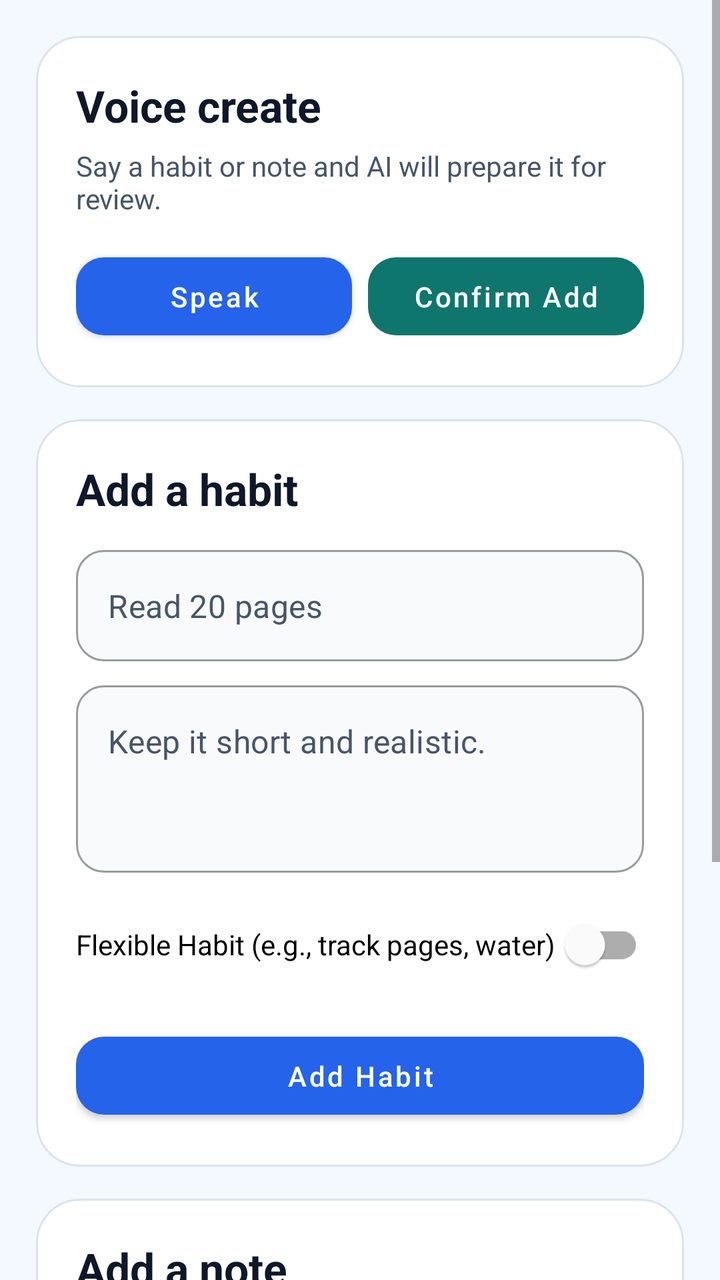
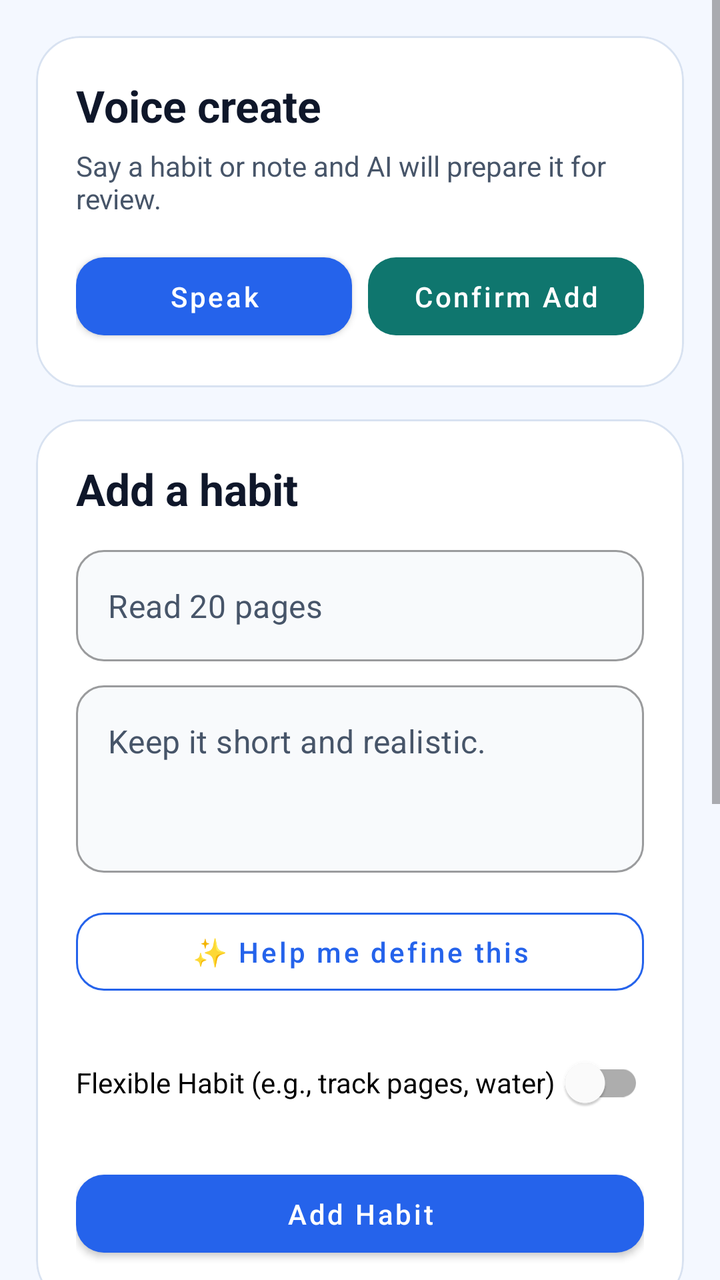

An Android layout rendered at two revisions. The XML below is the earlier revision; the diff shows what the commit changed to produce the second picture.
<!-- AndroidManifest.xml: application theme Theme.StreakUpHabbitTracker -->
<!-- res/layout/fragment_add_habit.xml -->
<?xml version="1.0" encoding="utf-8"?>
<ScrollView xmlns:android="http://schemas.android.com/apk/res/android"
    xmlns:app="http://schemas.android.com/apk/res-auto"
    android:layout_width="match_parent"
    android:layout_height="match_parent"
    android:fillViewport="true">

    <LinearLayout
        android:layout_width="match_parent"
        android:layout_height="wrap_content"
        android:orientation="vertical"
        android:padding="18dp">

        <com.google.android.material.card.MaterialCardView
            android:layout_width="match_parent"
            android:layout_height="wrap_content"
            app:cardBackgroundColor="@color/surface_card"
            app:cardCornerRadius="22dp"
            app:cardElevation="0dp"
            app:strokeColor="@color/stroke_soft"
            app:strokeWidth="1dp">

            <LinearLayout
                android:layout_width="match_parent"
                android:layout_height="wrap_content"
                android:orientation="vertical"
                android:padding="20dp">

                <TextView
                    android:layout_width="match_parent"
                    android:layout_height="wrap_content"
                    android:text="@string/voice_create_title"
                    android:textColor="@color/text_primary"
                    android:textSize="22sp"
                    android:textStyle="bold" />

                <TextView
                    android:id="@+id/voiceStatusText"
                    android:layout_width="match_parent"
                    android:layout_height="wrap_content"
                    android:layout_marginTop="6dp"
                    android:text="@string/voice_create_intro"
                    android:textColor="@color/text_secondary"
                    android:textSize="14sp" />

                <ProgressBar
                    android:id="@+id/voiceProgressBar"
                    style="?android:attr/progressBarStyleSmall"
                    android:layout_width="wrap_content"
                    android:layout_height="wrap_content"
                    android:layout_marginTop="12dp"
                    android:indeterminate="true"
                    android:visibility="gone" />

                <com.google.android.material.card.MaterialCardView
                    android:id="@+id/voiceDraftCard"
                    android:layout_width="match_parent"
                    android:layout_height="wrap_content"
                    android:layout_marginTop="14dp"
                    android:visibility="gone"
                    app:cardBackgroundColor="@color/surface_card_alt"
                    app:cardCornerRadius="14dp"
                    app:cardElevation="0dp"
                    app:strokeColor="@color/stroke_soft"
                    app:strokeWidth="1dp">

                    <LinearLayout
                        android:layout_width="match_parent"
                        android:layout_height="wrap_content"
                        android:orientation="vertical"
                        android:padding="14dp">

                        <TextView
                            android:layout_width="match_parent"
                            android:layout_height="wrap_content"
                            android:text="@string/voice_create_preview"
                            android:textColor="@color/text_secondary"
                            android:textSize="12sp"
                            android:textStyle="bold" />

                        <TextView
                            android:id="@+id/voiceDraftTypeText"
                            android:layout_width="match_parent"
                            android:layout_height="wrap_content"
                            android:layout_marginTop="6dp"
                            android:textColor="@color/brand_primary"
                            android:textSize="13sp"
                            android:textStyle="bold" />

                        <TextView
                            android:id="@+id/voiceDraftTitleText"
                            android:layout_width="match_parent"
                            android:layout_height="wrap_content"
                            android:layout_marginTop="4dp"
                            android:textColor="@color/text_primary"
                            android:textSize="18sp"
                            android:textStyle="bold" />

                        <TextView
                            android:id="@+id/voiceDraftDetailsText"
                            android:layout_width="match_parent"
                            android:layout_height="wrap_content"
                            android:layout_marginTop="4dp"
                            android:textColor="@color/text_secondary"
                            android:textSize="14sp" />
                    </LinearLayout>
                </com.google.android.material.card.MaterialCardView>

                <LinearLayout
                    android:layout_width="match_parent"
                    android:layout_height="wrap_content"
                    android:layout_marginTop="14dp"
                    android:orientation="horizontal">

                    <com.google.android.material.button.MaterialButton
                        android:id="@+id/voiceCreateButton"
                        android:layout_width="0dp"
                        android:layout_height="wrap_content"
                        android:layout_marginEnd="8dp"
                        android:layout_weight="1"
                        android:paddingVertical="10dp"
                        android:text="@string/voice_create_listen"
                        android:textAllCaps="false"
                        android:textColor="@color/white"
                        app:backgroundTint="@color/brand_primary"
                        app:cornerRadius="14dp" />

                    <com.google.android.material.button.MaterialButton
                        android:id="@+id/voiceConfirmButton"
                        android:layout_width="0dp"
                        android:layout_height="wrap_content"
                        android:layout_weight="1"
                        android:enabled="false"
                        android:paddingVertical="10dp"
                        android:text="@string/voice_create_confirm"
                        android:textAllCaps="false"
                        android:textColor="@color/white"
                        app:backgroundTint="@color/brand_secondary"
                        app:cornerRadius="14dp" />
                </LinearLayout>
            </LinearLayout>

        </com.google.android.material.card.MaterialCardView>

        <com.google.android.material.card.MaterialCardView
            android:layout_width="match_parent"
            android:layout_height="wrap_content"
            android:layout_marginTop="16dp"
            app:cardBackgroundColor="@color/surface_card"
            app:cardCornerRadius="22dp"
            app:cardElevation="0dp"
            app:strokeColor="@color/stroke_soft"
            app:strokeWidth="1dp">

            <LinearLayout
                android:layout_width="match_parent"
                android:layout_height="wrap_content"
                android:orientation="vertical"
                android:padding="20dp">

                <TextView
                    android:layout_width="match_parent"
                    android:layout_height="wrap_content"
                    android:text="@string/create_habit_title"
                    android:textColor="@color/text_primary"
                    android:textSize="22sp"
                    android:textStyle="bold" />

                <com.google.android.material.textfield.TextInputLayout
                    style="@style/Widget.MaterialComponents.TextInputLayout.OutlinedBox"
                    android:layout_width="match_parent"
                    android:layout_height="wrap_content"
                    android:layout_marginTop="16dp"
                    app:boxBackgroundColor="@color/surface_card_alt"
                    app:boxCornerRadiusBottomEnd="14dp"
                    app:boxCornerRadiusBottomStart="14dp"
                    app:boxCornerRadiusTopEnd="14dp"
                    app:boxCornerRadiusTopStart="14dp"
                    app:hintEnabled="false">

                    <com.google.android.material.textfield.TextInputEditText
                        android:id="@+id/habitTitleInput"
                        android:layout_width="match_parent"
                        android:layout_height="wrap_content"
                        android:hint="@string/hint_habit_title"
                        android:inputType="textCapSentences"
                        android:maxLines="1"
                        android:textColor="@color/text_primary"
                        android:textColorHint="@color/text_secondary" />
                </com.google.android.material.textfield.TextInputLayout>

                <com.google.android.material.textfield.TextInputLayout
                    style="@style/Widget.MaterialComponents.TextInputLayout.OutlinedBox"
                    android:layout_width="match_parent"
                    android:layout_height="wrap_content"
                    android:layout_marginTop="12dp"
                    app:boxBackgroundColor="@color/surface_card_alt"
                    app:boxCornerRadiusBottomEnd="14dp"
                    app:boxCornerRadiusBottomStart="14dp"
                    app:boxCornerRadiusTopEnd="14dp"
                    app:boxCornerRadiusTopStart="14dp"
                    app:hintEnabled="false">

                    <com.google.android.material.textfield.TextInputEditText
                        android:id="@+id/habitNoteInput"
                        android:layout_width="match_parent"
                        android:layout_height="wrap_content"
                        android:gravity="top"
                        android:hint="@string/hint_habit_note"
                        android:inputType="textMultiLine"
                        android:minLines="3"
                        android:textColor="@color/text_primary"
                        android:textColorHint="@color/text_secondary" />
                </com.google.android.material.textfield.TextInputLayout>

                <com.google.android.material.switchmaterial.SwitchMaterial
                    android:id="@+id/habitFlexibleSwitch"
                    android:layout_width="match_parent"
                    android:layout_height="wrap_content"
                    android:layout_marginTop="12dp"
                    android:text="Flexible Habit (e.g., track pages, water)" />

                <LinearLayout
                    android:id="@+id/flexibleOptionsLayout"
                    android:layout_width="match_parent"
                    android:layout_height="wrap_content"
                    android:orientation="horizontal"
                    android:visibility="gone"
                    android:layout_marginTop="8dp">

                    <com.google.android.material.textfield.TextInputLayout
                        style="@style/Widget.MaterialComponents.TextInputLayout.OutlinedBox"
                        android:layout_width="0dp"
                        android:layout_height="wrap_content"
                        android:layout_weight="1"
                        android:layout_marginEnd="8dp">
                        <com.google.android.material.textfield.TextInputEditText
                            android:id="@+id/habitTargetInput"
                            android:layout_width="match_parent"
                            android:layout_height="wrap_content"
                            android:hint="Target (e.g., 10)"
                            android:inputType="number" />
                    </com.google.android.material.textfield.TextInputLayout>

                    <com.google.android.material.textfield.TextInputLayout
                        style="@style/Widget.MaterialComponents.TextInputLayout.OutlinedBox"
                        android:layout_width="0dp"
                        android:layout_height="wrap_content"
                        android:layout_weight="1">
                        <com.google.android.material.textfield.TextInputEditText
                            android:id="@+id/habitUnitInput"
                            android:layout_width="match_parent"
                            android:layout_height="wrap_content"
                            android:hint="Unit (e.g., pages)"
                            android:inputType="text" />
                    </com.google.android.material.textfield.TextInputLayout>
                </LinearLayout>

                <com.google.android.material.button.MaterialButton
                    android:id="@+id/addHabitButton"
                    android:layout_width="match_parent"
                    android:layout_height="wrap_content"
                    android:layout_marginTop="16dp"
                    android:paddingVertical="10dp"
                    android:text="@string/action_add_habit"
                    android:textAllCaps="false"
                    android:textColor="@color/white"
                    app:backgroundTint="@color/brand_primary"
                    app:cornerRadius="14dp" />
            </LinearLayout>

        </com.google.android.material.card.MaterialCardView>

        <com.google.android.material.card.MaterialCardView
            android:layout_width="match_parent"
            android:layout_height="wrap_content"
            android:layout_marginTop="16dp"
            app:cardBackgroundColor="@color/surface_card"
            app:cardCornerRadius="22dp"
            app:cardElevation="0dp"
            app:strokeColor="@color/stroke_soft"
            app:strokeWidth="1dp">

            <LinearLayout
                android:layout_width="match_parent"
                android:layout_height="wrap_content"
                android:orientation="vertical"
                android:padding="20dp">

                <TextView
                    android:layout_width="match_parent"
                    android:layout_height="wrap_content"
                    android:text="@string/create_note_title"
                    android:textColor="@color/text_primary"
                    android:textSize="22sp"
                    android:textStyle="bold" />

                <com.google.android.material.textfield.TextInputLayout
                    style="@style/Widget.MaterialComponents.TextInputLayout.OutlinedBox"
                    android:layout_width="match_parent"
                    android:layout_height="wrap_content"
                    android:layout_marginTop="16dp"
                    app:boxBackgroundColor="@color/surface_card_alt"
                    app:boxCornerRadiusBottomEnd="14dp"
                    app:boxCornerRadiusBottomStart="14dp"
                    app:boxCornerRadiusTopEnd="14dp"
                    app:boxCornerRadiusTopStart="14dp"
                    app:hintEnabled="false">

                    <com.google.android.material.textfield.TextInputEditText
                        android:id="@+id/noteTitleInput"
                        android:layout_width="match_parent"
                        android:layout_height="wrap_content"
                        android:hint="@string/hint_note_title"
                        android:inputType="textCapSentences"
                        android:maxLines="1"
                        android:textColor="@color/text_primary"
                        android:textColorHint="@color/text_secondary" />
                </com.google.android.material.textfield.TextInputLayout>

                <com.google.android.material.textfield.TextInputLayout
                    style="@style/Widget.MaterialComponents.TextInputLayout.OutlinedBox"
                    android:layout_width="match_parent"
                    android:layout_height="wrap_content"
                    android:layout_marginTop="12dp"
                    app:boxBackgroundColor="@color/surface_card_alt"
                    app:boxCornerRadiusBottomEnd="14dp"
                    app:boxCornerRadiusBottomStart="14dp"
                    app:boxCornerRadiusTopEnd="14dp"
                    app:boxCornerRadiusTopStart="14dp"
                    app:hintEnabled="false">

                    <com.google.android.material.textfield.TextInputEditText
                        android:id="@+id/noteBodyInput"
                        android:layout_width="match_parent"
                        android:layout_height="wrap_content"
                        android:gravity="top"
                        android:hint="@string/hint_note_body"
                        android:inputType="textMultiLine"
                        android:minLines="4"
                        android:textColor="@color/text_primary"
                        android:textColorHint="@color/text_secondary" />
                </com.google.android.material.textfield.TextInputLayout>

                <com.google.android.material.button.MaterialButton
                    android:id="@+id/addNoteButton"
                    android:layout_width="match_parent"
                    android:layout_height="wrap_content"
                    android:layout_marginTop="16dp"
                    android:paddingVertical="10dp"
                    android:text="@string/action_add_note"
                    android:textAllCaps="false"
                    android:textColor="@color/white"
                    app:backgroundTint="@color/brand_secondary"
                    app:cornerRadius="14dp" />
            </LinearLayout>

        </com.google.android.material.card.MaterialCardView>
    </LinearLayout>

</ScrollView>
<!-- resources referenced by this layout -->
<resources>
  <color name="brand_primary">#2563EB</color>
  <color name="brand_secondary">#0F766E</color>
  <color name="stroke_soft">#D8E2F1</color>
  <color name="surface_card">#FFFFFFFF</color>
  <color name="surface_card_alt">#F8FAFC</color>
  <color name="text_primary">#0F172A</color>
  <color name="text_secondary">#475569</color>
  <color name="white">#FFFFFFFF</color>
  <string name="action_add_habit">Add Habit</string>
  <string name="action_add_note">Add Note</string>
  <string name="create_habit_title">Add a habit</string>
  <string name="create_note_title">Add a note</string>
  <string name="hint_habit_note">Keep it short and realistic.</string>
  <string name="hint_habit_title">Read 20 pages</string>
  <string name="hint_note_body">Write your note here.</string>
  <string name="hint_note_title">Quick idea, reminder, or journal title</string>
  <string name="voice_create_confirm">Confirm Add</string>
  <string name="voice_create_intro">Say a habit or note and AI will prepare it for review.</string>
  <string name="voice_create_listen">Speak</string>
  <string name="voice_create_preview">AI draft</string>
  <string name="voice_create_title">Voice create</string>
  <style name="Theme.StreakUpHabbitTracker" parent="Theme.MaterialComponents.DayNight.NoActionBar">
          <item name="colorPrimary">@color/brand_primary</item>
          <item name="colorPrimaryVariant">@color/brand_primary_dark</item>
          <item name="colorOnPrimary">@color/white</item>
          <item name="colorSecondary">@color/brand_secondary</item>
          <item name="colorSecondaryVariant">@color/brand_secondary</item>
          <item name="colorOnSecondary">@color/white</item>
          <item name="android:statusBarColor">@color/surface_app</item>
          <item name="android:windowLightStatusBar">true</item>
          <item name="android:navigationBarColor">@color/surface_card</item>
          <item name="android:windowLightNavigationBar">true</item>
          <item name="android:windowBackground">@color/surface_app</item>
      </style>
  <color name="brand_primary_dark">#1D4ED8</color>
  <color name="surface_app">#F4F8FF</color>
</resources>

<!-- the commit's change to res/layout/fragment_add_habit.xml (unified diff, before → after) -->
@@ -11,6 +11,7 @@
         android:orientation="vertical"
         android:padding="18dp">
 
+        
         <com.google.android.material.card.MaterialCardView
             android:layout_width="match_parent"
             android:layout_height="wrap_content"
@@ -142,6 +143,7 @@
 
         </com.google.android.material.card.MaterialCardView>
 
+        
         <com.google.android.material.card.MaterialCardView
             android:layout_width="match_parent"
             android:layout_height="wrap_content"
@@ -166,6 +168,7 @@
                     android:textSize="22sp"
                     android:textStyle="bold" />
 
+                
                 <com.google.android.material.textfield.TextInputLayout
                     style="@style/Widget.MaterialComponents.TextInputLayout.OutlinedBox"
                     android:layout_width="match_parent"
@@ -189,6 +192,7 @@
                         android:textColorHint="@color/text_secondary" />
                 </com.google.android.material.textfield.TextInputLayout>
 
+                
                 <com.google.android.material.textfield.TextInputLayout
                     style="@style/Widget.MaterialComponents.TextInputLayout.OutlinedBox"
                     android:layout_width="match_parent"
@@ -213,11 +217,82 @@
                         android:textColorHint="@color/text_secondary" />
                 </com.google.android.material.textfield.TextInputLayout>
 
+                
+                <com.google.android.material.button.MaterialButton
+                    android:id="@+id/breakdownButton"
+                    style="@style/Widget.MaterialComponents.Button.OutlinedButton"
+                    android:layout_width="match_parent"
+                    android:layout_height="wrap_content"
+                    android:layout_marginTop="14dp"
+                    android:paddingVertical="10dp"
+                    android:text="✨ Help me define this"
+                    android:textAllCaps="false"
+                    android:textColor="@color/brand_primary"
+                    app:strokeColor="@color/brand_primary"
+                    app:cornerRadius="14dp" />
+
+                
+                <ProgressBar
+                    android:id="@+id/breakdownProgressBar"
+                    style="?android:attr/progressBarStyleSmall"
+                    android:layout_width="wrap_content"
+                    android:layout_height="wrap_content"
+                    android:layout_marginTop="8dp"
+                    android:layout_gravity="center_horizontal"
+                    android:indeterminate="true"
+                    android:visibility="gone" />
+
+                
+                <com.google.android.material.card.MaterialCardView
+                    android:id="@+id/breakdownResultCard"
+                    android:layout_width="match_parent"
+                    android:layout_height="wrap_content"
+                    android:layout_marginTop="12dp"
+                    android:visibility="gone"
+                    app:cardBackgroundColor="@color/surface_card_alt"
+                    app:cardCornerRadius="16dp"
+                    app:cardElevation="0dp"
+                    app:strokeColor="@color/brand_primary"
+                    app:strokeWidth="1dp">
+
+                    <LinearLayout
+                        android:layout_width="match_parent"
+                        android:layout_height="wrap_content"
+                        android:orientation="vertical"
+                        android:padding="16dp">
+
+                        <TextView
+                            android:layout_width="match_parent"
+                            android:layout_height="wrap_content"
+                            android:text="✨ AI Habit Breakdown"
+                            android:textColor="@color/brand_primary"
+                            android:textSize="13sp"
+                            android:textStyle="bold" />
+
+                        <TextView
+                            android:layout_width="match_parent"
+                            android:layout_height="wrap_content"
+                            android:layout_marginTop="4dp"
+                            android:text="Tap any habit below to fill in the form:"
+                            android:textColor="@color/text_secondary"
+                            android:textSize="12sp" />
+
+                        <LinearLayout
+                            android:id="@+id/breakdownChipsContainer"
+                            android:layout_width="match_parent"
+                            android:layout_height="wrap_content"
+                            android:orientation="vertical"
+                            android:layout_marginTop="10dp" />
+
+                    </LinearLayout>
+                </com.google.android.material.card.MaterialCardView>
+
+                
                 <com.google.android.material.switchmaterial.SwitchMaterial
                     android:id="@+id/habitFlexibleSwitch"
                     android:layout_width="match_parent"
                     android:layout_height="wrap_content"
-                    android:layout_marginTop="12dp"
+                    android:layout_marginTop="16dp"
                     android:text="Flexible Habit (e.g., track pages, water)" />
 
                 <LinearLayout
@@ -271,6 +346,7 @@
 
         </com.google.android.material.card.MaterialCardView>
 
+        
         <com.google.android.material.card.MaterialCardView
             android:layout_width="match_parent"
             android:layout_height="wrap_content"
